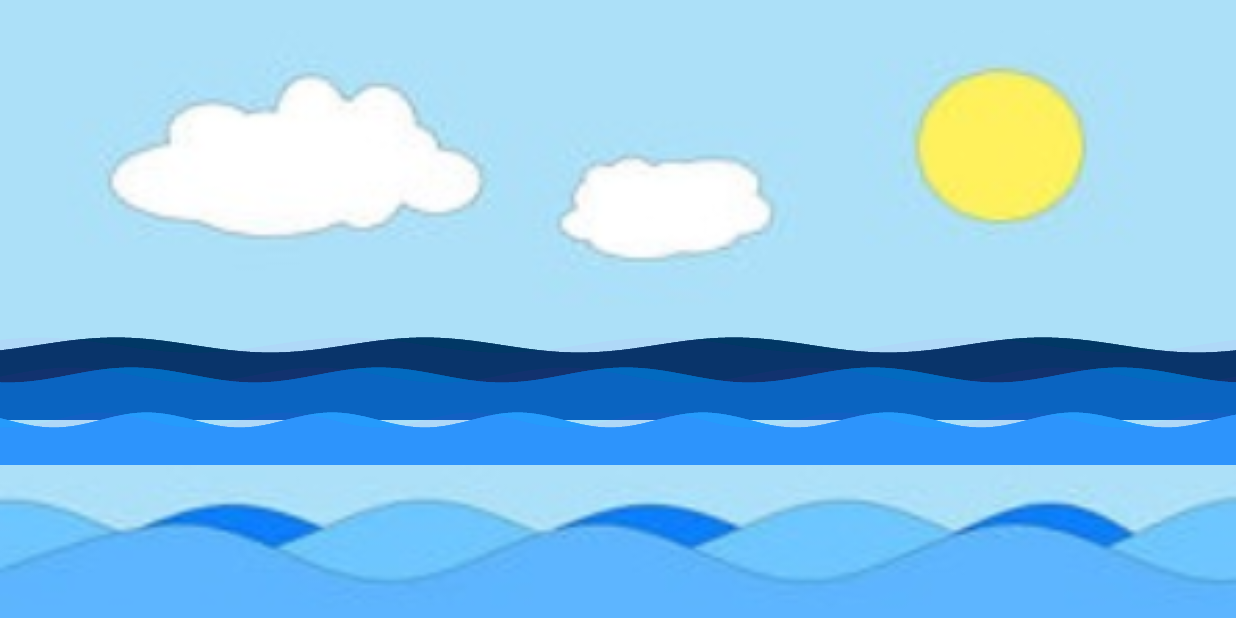
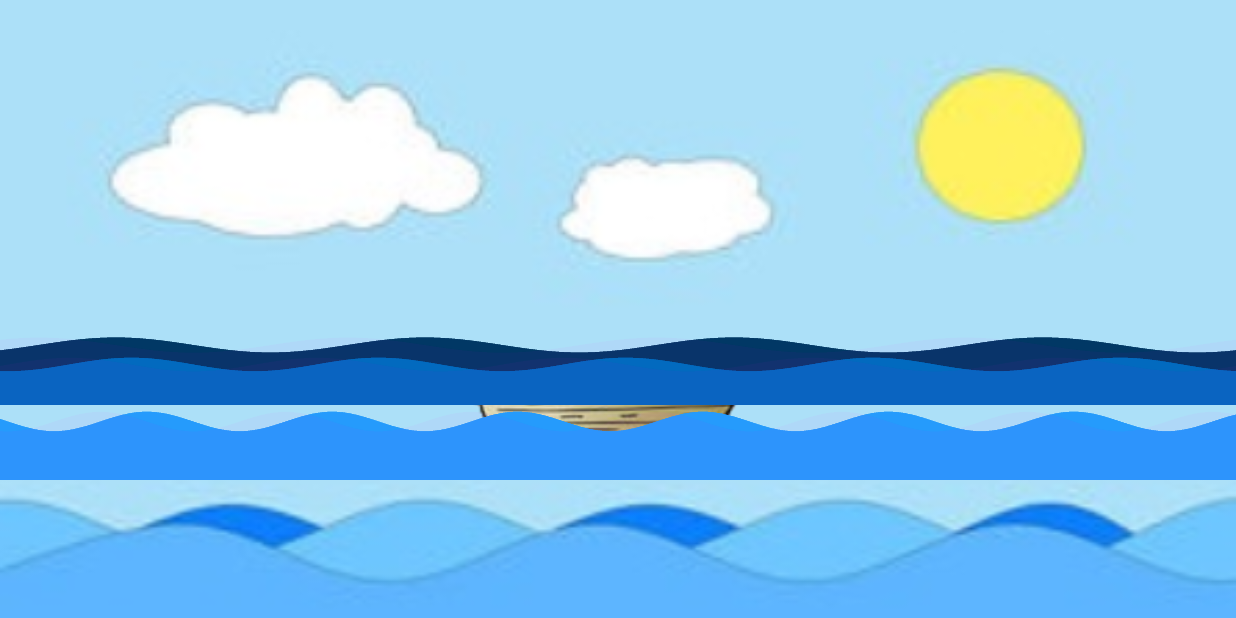
Before and after one commit to pradejner/BoatsAndBombs, an Android app: the screen it shows after launch (WaveyBoatActivity), on a phone screen of 824 x 412 dp (held sideways). Run offline under Robolectric (Android 15) with nearby library versions, the phone set to English and light mode, and no system bars.

Commit message:
Add boat inside the water

```diff
--- a/app/src/main/java/com/peakey/ggj2017/waveyboat/WaveyBoatActivity.java
+++ b/app/src/main/java/com/peakey/ggj2017/waveyboat/WaveyBoatActivity.java
@@ -3,6 +3,7 @@ package com.peakey.ggj2017.waveyboat;
 import android.graphics.Color;
 import android.os.Bundle;
 import android.support.v7.app.AppCompatActivity;
+import android.widget.ImageView;
 
 public class WaveyBoatActivity extends AppCompatActivity {
     private WaveView backgroundWaveView;
@@ -12,6 +13,8 @@ public class WaveyBoatActivity extends AppCompatActivity {
     private WaveHelper backgroundWaveHelper;
     private WaveHelper middleWaveHelper;
     private WaveHelper frontWaveHelper;
+
+    private ImageView boatImage;
 
     private int borderColor = Color.parseColor("#44FFFFFF");
 
@@ -23,6 +26,9 @@ public class WaveyBoatActivity extends AppCompatActivity {
         backgroundWaveView = (WaveView) findViewById(R.id.background_wave);
         middleWaveView = (WaveView) findViewById(R.id.middle_wave);
         frontWaveView = (WaveView) findViewById(R.id.front_wave);
+        boatImage = (ImageView) findViewById(R.id.boat_image);
+
+        boatImage.setImageResource(R.mipmap.boat);
 
         setAttributesOfWave(backgroundWaveView);
         setAttributesOfWave(middleWaveView);
@@ -36,6 +42,7 @@ public class WaveyBoatActivity extends AppCompatActivity {
         middleWaveView.setWaveLengthRatio(.2f);
         frontWaveView.setWaveLengthRatio(.15f);
 
+        middleWaveView.bringToFront();
         frontWaveView.bringToFront();
 
         backgroundWaveHelper = new WaveHelper(backgroundWaveView);
--- a/app/src/main/res/layout/wavey_boat_activity.xml
+++ b/app/src/main/res/layout/wavey_boat_activity.xml
@@ -16,14 +16,21 @@
     <com.peakey.ggj2017.waveyboat.WaveView
         android:id="@+id/middle_wave"
         android:layout_width="match_parent"
-        android:layout_height="100dp"
+        android:layout_height="90dp"
         android:layout_marginTop="180dp"
         android:layout_centerHorizontal="true"/>
 
     <com.peakey.ggj2017.waveyboat.WaveView
         android:id="@+id/front_wave"
         android:layout_width="match_parent"
-        android:layout_height="100dp"
-        android:layout_marginTop="210dp"
+        android:layout_height="130dp"
+        android:layout_marginTop="190dp"
+        android:layout_centerHorizontal="true"/>
+
+    <ImageView
+        android:id="@+id/boat_image"
+        android:layout_width="240dp"
+        android:layout_height="240dp"
+        android:layout_marginTop="130dp"
         android:layout_centerHorizontal="true"/>
 </RelativeLayout>
```
